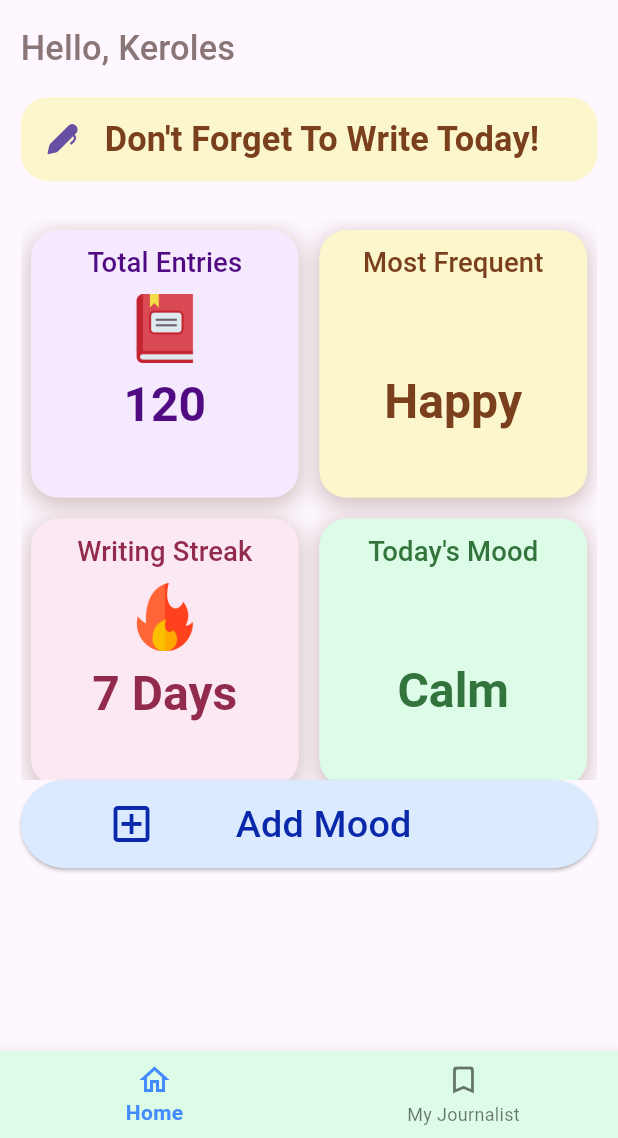
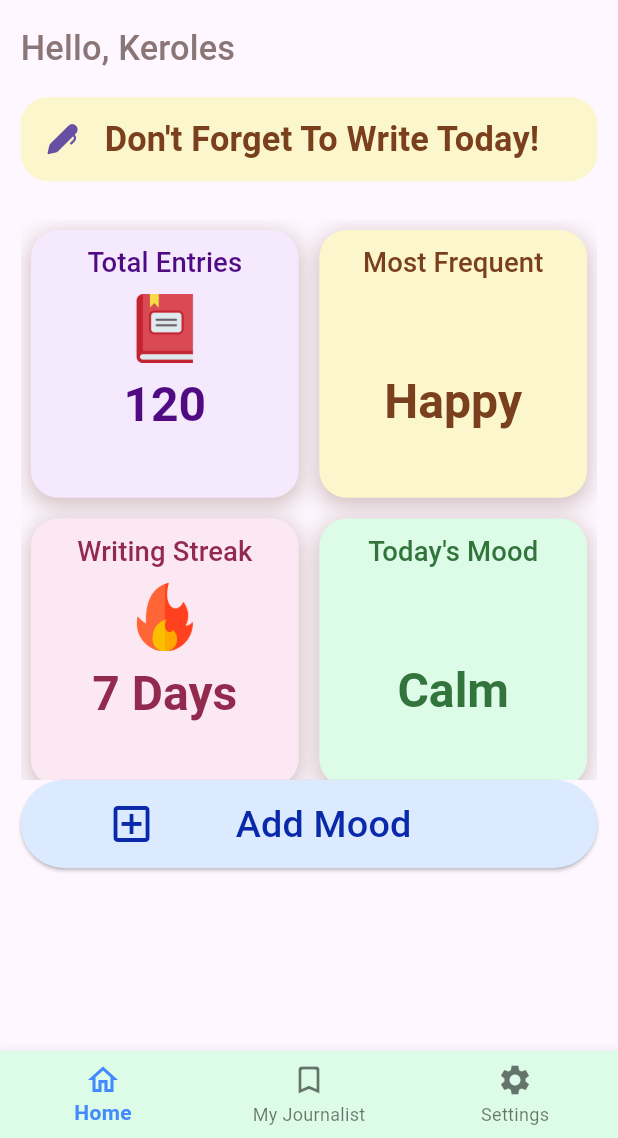
Before and after one commit to SWE-Keroles-Hany/mood-j, a Flutter app: the HomeScreen screen opened by its route, on a phone screen of 412 x 824 dp, the part 98-1236 px from its top. Run offline on Flutter 3.47's test engine with Material 3 defaults, Android fonts, the phone set to English and light mode, and no system bars; our stand-ins replace dartz, fluentui_system_icons, flutter_advanced_switch, flutter_bloc, flutter_screenutil, get_it and 3 more; missing offline and left inert: emojis, voice_note_kit; accounts and stored records are empty; statements that could not run were skipped.

Commit message:
add settings tab

```diff
--- a/lib/features/home/presentation/home_screen.dart
+++ b/lib/features/home/presentation/home_screen.dart
@@ -2,6 +2,7 @@ import 'package:flutter/material.dart';
 import 'package:moodly_j/core/theme/app_theme.dart';
 import 'package:moodly_j/features/home/presentation/home_tab.dart';
 import 'package:moodly_j/features/moods/presentation/widgets/journalist_tab.dart';
+import 'package:moodly_j/features/settings/settings_tab.dart';
 
 class HomeScreen extends StatefulWidget {
   static const String routeName = "HomeScreen";
@@ -13,7 +14,7 @@ class HomeScreen extends StatefulWidget {
 
 class _HomeScreenState extends State<HomeScreen> {
   int selectedIndex = 0;
-  final tabs = [HomeTab(), JournalistTab()];
+  final tabs = [HomeTab(), JournalistTab(), SettingsTab()];
 
   @override
   Widget build(BuildContext context) {
@@ -40,6 +41,10 @@ class _HomeScreenState extends State<HomeScreen> {
               label: "My Journalist",
               icon: Icon(Icons.bookmark_border_rounded),
             ),
+            BottomNavigationBarItem(
+              label: "Settings",
+              icon: Icon(Icons.settings),
+            ),
           ],
         ),
       ),
```
